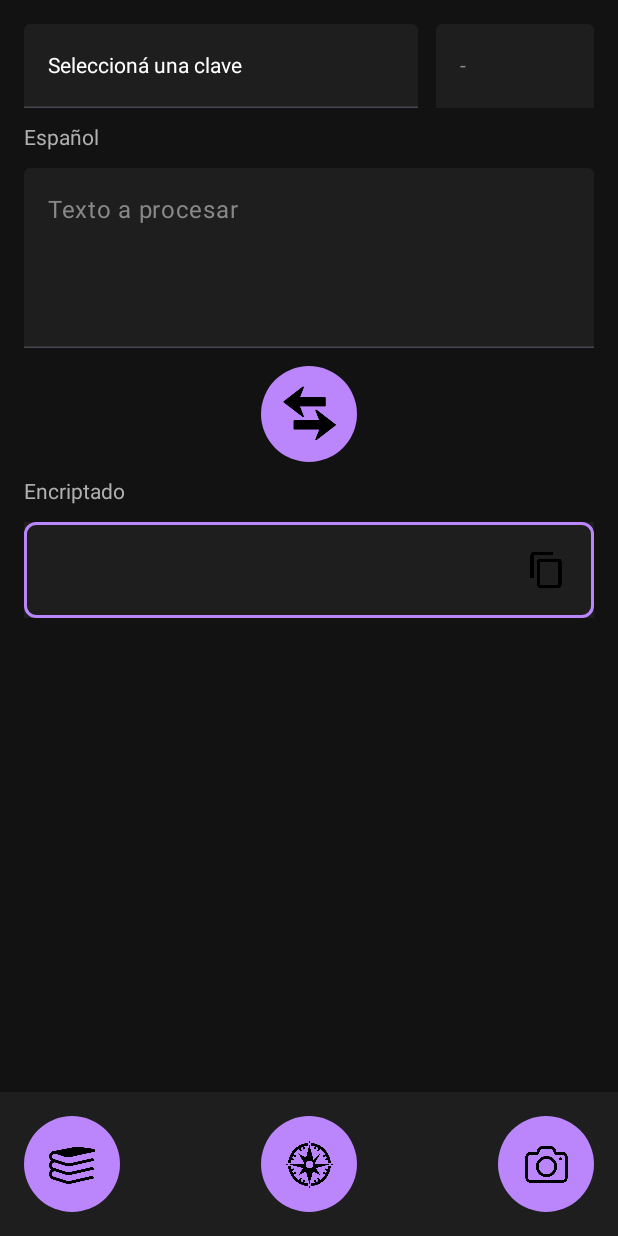
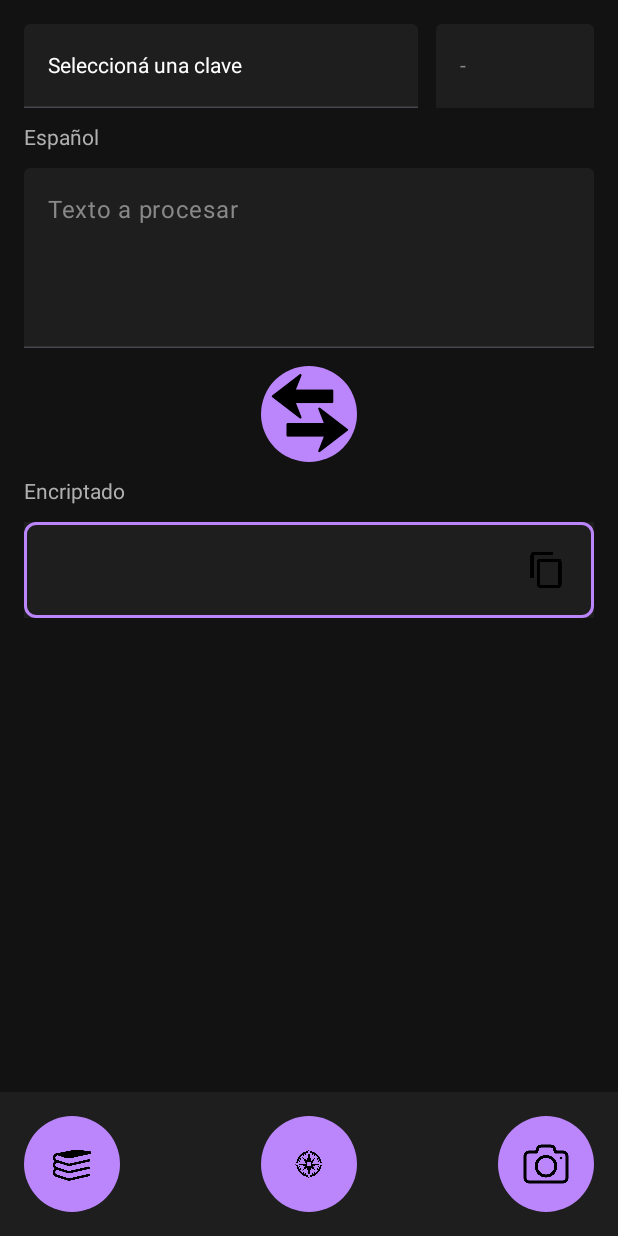
Before and after one commit to Juan-Martin-Cerezo/EncryptIA, an Android app built with Jetpack Compose: the @Preview function DefaultPreview, on a phone screen of 412 x 824 dp. Run offline under Robolectric (Android 15) with nearby library versions, the phone set to English and light mode, and no system bars; libraries missing offline, so code that uses them is left out: com.google.mlkit.vision; network calls fail; 1 statement that could not run was skipped.

Commit message:
Improved AI

```diff
--- a/app/src/main/java/com/example/encryptia/MainActivity.kt
+++ b/app/src/main/java/com/example/encryptia/MainActivity.kt
@@ -35,20 +35,25 @@ import com.google.mlkit.vision.text.latin.TextRecognizerOptions
 
 class MainActivity : ComponentActivity() {
 
-    // Mantiene una sola instancia del modelo en memoria
     private lateinit var classifier: EncryptionClassifier
 
     override fun onCreate(savedInstanceState: Bundle?) {
         super.onCreate(savedInstanceState)
 
-        // Cargar el modelo TensorFlow Lite
         classifier = EncryptionClassifier(this)
 
         setContent {
+            val keys = listOf(
+                "Palérinofu", "Murciélago", "Corrida",
+                "Paquidermo", "Araucano", "Superamigos", "Vocalica",
+                "Idioma X", "Dame tu pico", "Karlina Betfuse", "Morse"
+            ).sorted()
+
             var showBook by remember { mutableStateOf(false) }
             var showCompass by remember { mutableStateOf(false) }
             var selectedInfoKey by remember { mutableStateOf<String?>(null) }
             var selectedKey by remember { mutableStateOf("Seleccioná una clave") }
+            var inputText by remember { mutableStateOf(TextFieldValue("")) }
 
             when {
                 showBook -> {
@@ -75,10 +80,15 @@ class MainActivity : ComponentActivity() {
                 }
 
                 showCompass -> {
-                    // 🔗 Pasamos el modelo al Compass
                     EncryptoCompass(
                         onBack = { showCompass = false },
-                        classifier = classifier
+                        classifier = classifier,
+                        onApplyKey = { keyFromModel, text ->
+                            val matchingKey = keys.find { it.equals(keyFromModel, ignoreCase = true) }
+                            selectedKey = matchingKey ?: keyFromModel
+                            inputText = TextFieldValue(text)
+                            showCompass = false
+                        }
                     )
                 }
 
@@ -90,7 +100,10 @@ class MainActivity : ComponentActivity() {
                             selectedInfoKey = null
                             showBook = true
                         },
-                        onOpenCompass = { showCompass = true }
+                        onOpenCompass = { showCompass = true },
+                        inputText = inputText,
+                        onInputTextChange = { newText -> inputText = newText },
+                        keys = keys
                     )
                 }
             }
@@ -99,7 +112,7 @@ class MainActivity : ComponentActivity() {
 
     override fun onDestroy() {
         super.onDestroy()
-        classifier.close() // Libera la memoria del modelo
+        classifier.close()
     }
 }
 
@@ -109,21 +122,17 @@ fun EncryptorApp(
     selectedKey: String = "Seleccioná una clave",
     onChangeKey: (String) -> Unit = {},
     onOpenBook: () -> Unit = {},
-    onOpenCompass: () -> Unit = {}
+    onOpenCompass: () -> Unit = {},
+    inputText: TextFieldValue,
+    onInputTextChange: (TextFieldValue) -> Unit,
+    keys: List<String>
 ) {
-    var inputText by remember { mutableStateOf(TextFieldValue("")) }
     var expandedKey by remember { mutableStateOf(false) }
 
     var selectedOption by remember { mutableStateOf("-") }
     var expandedOption by remember { mutableStateOf(false) }
 
     var encryptMode by remember { mutableStateOf(true) }
-
-    val keys = listOf(
-        "Palérinofu", "Murciélago", "Corrida",
-        "Paquidermo", "Araucano", "Superamigos", "Vocalica",
-        "Idioma X", "Dame tu pico", "Karlina Betfuse", "Morse"
-    ).sorted()
 
     val murcTypes = listOf("0", "1")
     val letters = ('A'..'N').map { it.toString() } + "Ñ" + ('O'..'Z').map { it.toString() }
@@ -143,7 +152,7 @@ fun EncryptorApp(
             val image = InputImage.fromBitmap(it, 0)
             recognizer?.process(image)
                 ?.addOnSuccessListener { visionText ->
-                    inputText = TextFieldValue(visionText.text)
+                    onInputTextChange(TextFieldValue(visionText.text))
                 }
         }
     }
@@ -181,11 +190,11 @@ fun EncryptorApp(
                     Image(
                         painter = painterResource(id = R.drawable.ic_book),
                         contentDescription = "Listado de claves",
-                        modifier = Modifier.size(48.dp)
+                        modifier = Modifier.size(40.dp)
                     )
                 }
 
-                // 🧭 Botón Compass (IA)
+                // 🧭 Nuevo botón Compass
                 IconButton(
                     onClick = onOpenCompass,
                     modifier = Modifier
@@ -195,7 +204,7 @@ fun EncryptorApp(
                     Image(
                         painter = painterResource(id = R.drawable.ic_compass),
                         contentDescription = "EncryptoCompass",
-                        modifier = Modifier.size(54.dp)
+                        modifier = Modifier.size(32.dp)
                     )
                 }
 
@@ -209,7 +218,7 @@ fun EncryptorApp(
                     Image(
                         painter = painterResource(id = R.drawable.ic_camera),
                         contentDescription = "Escanear texto",
-                        modifier = Modifier.size(30.dp)
+                        modifier = Modifier.size(32.dp)
                     )
                 }
             }
@@ -331,7 +340,7 @@ fun EncryptorApp(
             )
             TextField(
                 value = inputText,
-                onValueChange = { inputText = it },
+                onValueChange = { onInputTextChange(it) },
                 modifier = Modifier
                     .fillMaxWidth()
                     .heightIn(min = 120.dp),
@@ -348,7 +357,7 @@ fun EncryptorApp(
 
             IconButton(
                 onClick = {
-                    inputText = TextFieldValue(outputText)
+                    onInputTextChange(TextFieldValue(outputText))
                     encryptMode = !encryptMode
                 },
                 modifier = Modifier
@@ -358,8 +367,7 @@ fun EncryptorApp(
             ) {
                 Image(
                     painter = painterResource(id = R.drawable.ic_arrow),
-                    contentDescription = "Intercambiar idioma",
-                    modifier = Modifier.size(44.dp)
+                    contentDescription = "Intercambiar idioma"
                 )
             }
 
@@ -407,5 +415,15 @@ fun EncryptorApp(
 @Preview(showBackground = true)
 @Composable
 fun DefaultPreview() {
-    EncryptorApp()
+    val keys = listOf(
+        "Palérinofu", "Murciélago", "Corrida",
+        "Paquidermo", "Araucano", "Superamigos", "Vocalica",
+        "Idioma X", "Dame tu pico", "Karlina Betfuse", "Morse"
+    ).sorted()
+    var inputText by remember { mutableStateOf(TextFieldValue("")) }
+    EncryptorApp(
+        inputText = inputText,
+        onInputTextChange = { inputText = it },
+        keys = keys
+    )
 }
```
Also changed, not shown: app/src/main/java/com/example/encryptia/Encryptocompass.kt (+29 -8 lines).
